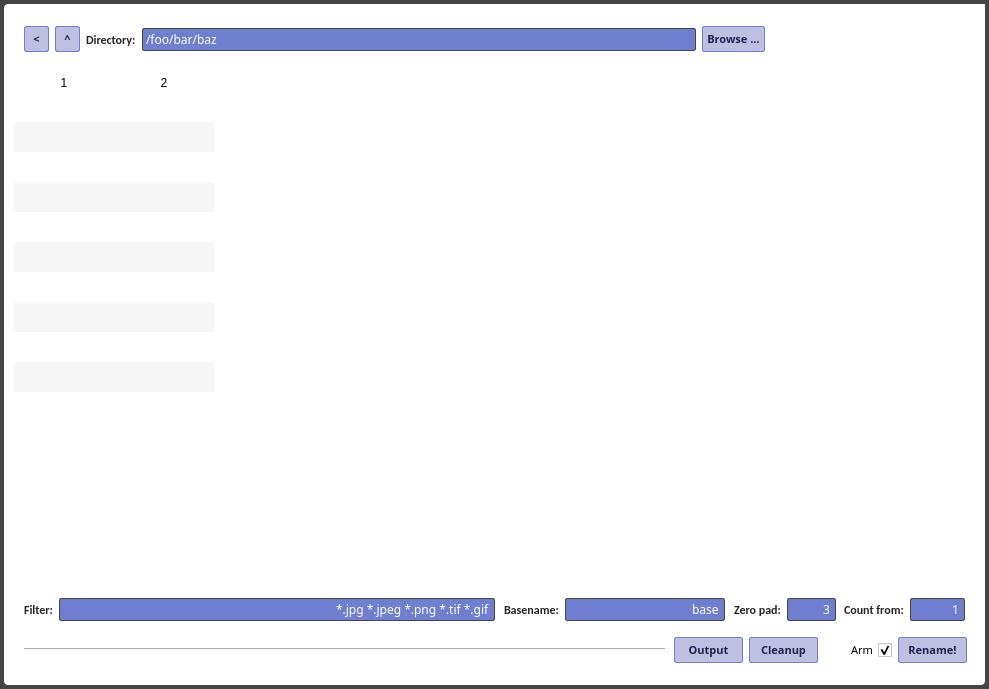
First picture: the form in batchrename.ui, repository 0E9B061F/batchrename, before the edit.
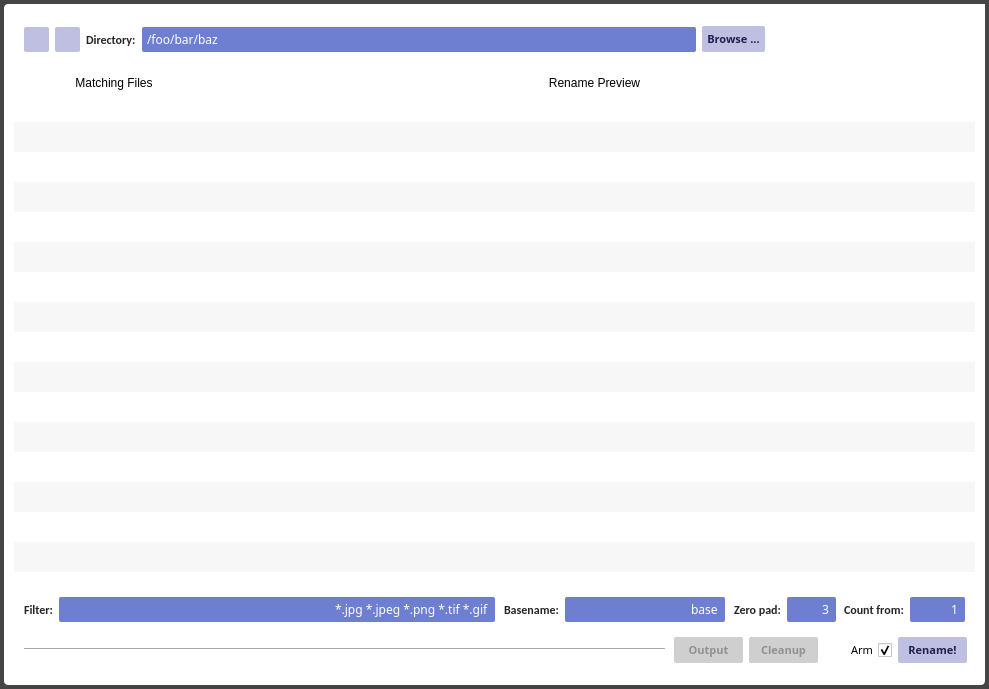
Second picture: the form after the edit. Icons and pictures are not drawn.

Commit message: Add arrow icons to directory nav buttons

Patch:
```diff
--- a/batchrename.ui
+++ b/batchrename.ui
@@ -138,6 +138,28 @@
 	font-family: Calibri, Bitstream Vera Sans, Sans, sans-serif;
 }
 
+#exitGroup {
+	background-image: url(./xquit.png);
+}
+#directoryUp {
+	background-image: url(./arrow-up.png);
+}
+#directoryUpGroup {
+	background-color: #bfbfe2;
+	border-radius: 2px;
+}
+#directoryBack {
+	background-image: url(./arrow-back.png);
+}
+#directoryBackGroup {
+	background-color: #bfbfe2;
+	border-radius: 2px;
+}
+#exitButton, #directoryUp, #directoryBack {
+	background-color: none;
+	border: none;
+}
+
 QWidget {
 	background-color: white;
 }
@@ -150,9 +172,8 @@
 QLineEdit, QComboBox {
 	background-color: #6e7fd2;
 	color: #FFFFFF;
-	padding: 1px;
+	padding: 3px;
 	border-style: solid;
-	border: 1px solid #454545;
 	border-radius: 2px;
 	font-family: Terminus, Consolas, &quot;Courier New&quot;, monospace;
 }
@@ -161,8 +182,7 @@
 	font-family: Calibri, Bitstream Vera Sans, Sans, sans-serif;
 	background-color: #bfbfe2;
 	color: #202050;
-	padding: 4px;
-	border: 1px solid #6e7fd2;
+	padding: 5px;
 	border-radius: 2px;
 	font-family: Candara;
 	font-weight: bold;
@@ -174,11 +194,6 @@
 	color: #909090;
 }
 
-#exitButton {
-	background-color: none;
-	border: none;
-}
-
 QToolTip {
 	font-family: Calibri, Bitstream Vera Sans, Sans, sans-serif;
 	color: #191919;
@@ -257,9 +272,30 @@
     </property>
     <layout class="QHBoxLayout" name="directoryGroup">
      <item>
+      <widget class="QWidget" name="directoryBackGroup" native="true">
+       <property name="minimumSize">
+        <size>
+         <width>25</width>
+         <height>25</height>
+        </size>
+       </property>
+       <property name="maximumSize">
+        <size>
+         <width>25</width>
+         <height>25</height>
+        </size>
+       </property>
       <widget class="QPushButton" name="directoryBack">
        <property name="enabled">
-        <bool>true</bool>
+         <bool>false</bool>
+        </property>
+        <property name="geometry">
+         <rect>
+          <x>0</x>
+          <y>0</y>
+          <width>25</width>
+          <height>25</height>
+         </rect>
        </property>
        <property name="minimumSize">
         <size>
@@ -267,6 +303,12 @@
          <height>25</height>
         </size>
        </property>
+        <property name="maximumSize">
+         <size>
+          <width>25</width>
+          <height>25</height>
+         </size>
+        </property>
        <property name="font">
         <font>
          <family>Candara</family>
@@ -286,21 +328,52 @@
         <string notr="true"/>
        </property>
        <property name="text">
-        <string>&lt;</string>
-       </property>
+         <string/>
+        </property>
+        <property name="flat">
+         <bool>false</bool>
+        </property>
+       </widget>
       </widget>
      </item>
      <item>
+      <widget class="QWidget" name="directoryUpGroup" native="true">
+       <property name="minimumSize">
+        <size>
+         <width>25</width>
+         <height>25</height>
+        </size>
+       </property>
+       <property name="maximumSize">
+        <size>
+         <width>25</width>
+         <height>25</height>
+        </size>
+       </property>
       <widget class="QPushButton" name="directoryUp">
        <property name="enabled">
         <bool>true</bool>
        </property>
+        <property name="geometry">
+         <rect>
+          <x>0</x>
+          <y>0</y>
+          <width>25</width>
+          <height>25</height>
+         </rect>
+        </property>
        <property name="minimumSize">
         <size>
          <width>25</width>
          <height>25</height>
         </size>
        </property>
+        <property name="maximumSize">
+         <size>
+          <width>25</width>
+          <height>25</height>
+         </size>
+        </property>
        <property name="font">
         <font>
          <family>Candara</family>
@@ -320,8 +393,12 @@
         <string notr="true"/>
        </property>
        <property name="text">
-        <string>^</string>
-       </property>
+         <string/>
+        </property>
+        <property name="flat">
+         <bool>false</bool>
+        </property>
+       </widget>
       </widget>
      </item>
      <item>
@@ -621,7 +698,7 @@
         <bool>false</bool>
        </property>
        <property name="rowCount">
-        <number>10</number>
+        <number>16</number>
        </property>
        <property name="columnCount">
         <number>2</number>
@@ -630,7 +707,7 @@
         <bool>false</bool>
        </attribute>
        <attribute name="horizontalHeaderDefaultSectionSize">
-        <number>100</number>
+        <number>200</number>
        </attribute>
        <attribute name="horizontalHeaderHighlightSections">
         <bool>false</bool>
@@ -638,6 +715,9 @@
        <attribute name="horizontalHeaderShowSortIndicator" stdset="0">
         <bool>false</bool>
        </attribute>
+       <attribute name="horizontalHeaderStretchLastSection">
+        <bool>true</bool>
+       </attribute>
        <attribute name="verticalHeaderVisible">
         <bool>false</bool>
        </attribute>
@@ -654,8 +734,22 @@
        <row/>
        <row/>
        <row/>
-       <column/>
-       <column/>
+       <row/>
+       <row/>
+       <row/>
+       <row/>
+       <row/>
+       <row/>
+       <column>
+        <property name="text">
+         <string>Matching Files</string>
+        </property>
+       </column>
+       <column>
+        <property name="text">
+         <string>Rename Preview</string>
+        </property>
+       </column>
       </widget>
      </item>
     </layout>
@@ -760,7 +854,7 @@
      <item>
       <widget class="QPushButton" name="outputButton">
        <property name="enabled">
-        <bool>true</bool>
+        <bool>false</bool>
        </property>
        <property name="font">
         <font>
@@ -787,6 +881,9 @@
      </item>
      <item>
       <widget class="QPushButton" name="cleanupButton">
+       <property name="enabled">
+        <bool>false</bool>
+       </property>
        <property name="font">
         <font>
          <family>Candara</family>
```
Left out of the diff: 4 changed lines with no effect on the pictures. Lines whose indentation alone changed are shown as unchanged. The commit also changes 4 other files.
